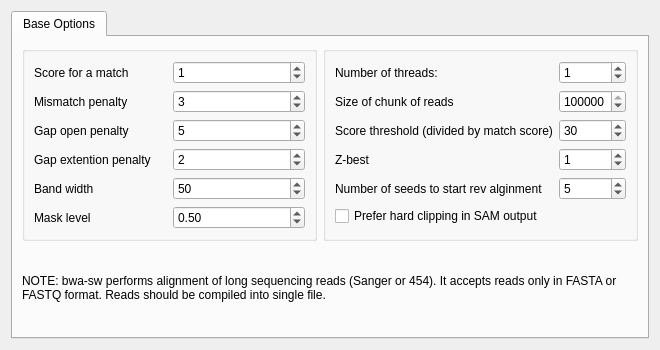
This is src/plugins/external_tool_support/src/ui/BwaSwSettings.ui in violethaze74/ugene as Qt 5 draws it before an edit. The edited form follows.
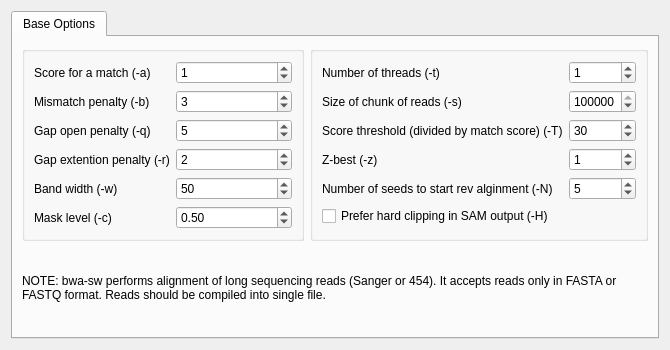
This is the edited form.

```diff
--- a/src/plugins/external_tool_support/src/ui/BwaSwSettings.ui
+++ b/src/plugins/external_tool_support/src/ui/BwaSwSettings.ui
@@ -6,13 +6,13 @@
    <rect>
     <x>0</x>
     <y>0</y>
-    <width>660</width>
+    <width>670</width>
     <height>350</height>
    </rect>
   </property>
   <property name="minimumSize">
    <size>
-    <width>660</width>
+    <width>670</width>
     <height>350</height>
    </size>
   </property>
@@ -39,7 +39,7 @@
              <enum>Qt::LeftToRight</enum>
             </property>
             <property name="text">
-             <string>Score threshold (divided by match score)</string>
+             <string>Score threshold (divided by match score) (-T)</string>
             </property>
             <property name="alignment">
              <set>Qt::AlignLeading|Qt::AlignLeft|Qt::AlignVCenter</set>
@@ -55,7 +55,7 @@
              <enum>Qt::LeftToRight</enum>
             </property>
             <property name="text">
-             <string>Number of threads:</string>
+             <string>Number of threads (-t)</string>
             </property>
             <property name="alignment">
              <set>Qt::AlignLeading|Qt::AlignLeft|Qt::AlignVCenter</set>
@@ -78,7 +78,7 @@
              <enum>Qt::LeftToRight</enum>
             </property>
             <property name="text">
-             <string>Number of seeds to start rev alginment</string>
+             <string>Number of seeds to start rev alginment (-N)</string>
             </property>
             <property name="alignment">
              <set>Qt::AlignLeading|Qt::AlignLeft|Qt::AlignVCenter</set>
@@ -94,7 +94,7 @@
              <enum>Qt::LeftToRight</enum>
             </property>
             <property name="text">
-             <string>Z-best</string>
+             <string>Z-best (-z)</string>
             </property>
             <property name="alignment">
              <set>Qt::AlignLeading|Qt::AlignLeft|Qt::AlignVCenter</set>
@@ -114,7 +114,7 @@
           <item row="9" column="0">
            <widget class="QCheckBox" name="hardClippingCheckBox">
             <property name="text">
-             <string>Prefer hard clipping in SAM output</string>
+             <string>Prefer hard clipping in SAM output (-H)</string>
             </property>
            </widget>
           </item>
@@ -141,7 +141,7 @@
              <enum>Qt::LeftToRight</enum>
             </property>
             <property name="text">
-             <string>Size of chunk of reads</string>
+             <string>Size of chunk of reads (-s)</string>
             </property>
             <property name="alignment">
              <set>Qt::AlignLeading|Qt::AlignLeft|Qt::AlignVCenter</set>
@@ -182,7 +182,7 @@
              <enum>Qt::LeftToRight</enum>
             </property>
             <property name="text">
-             <string>Score for a match</string>
+             <string>Score for a match (-a)</string>
             </property>
             <property name="alignment">
              <set>Qt::AlignLeading|Qt::AlignLeft|Qt::AlignVCenter</set>
@@ -205,7 +205,7 @@
              <enum>Qt::LeftToRight</enum>
             </property>
             <property name="text">
-             <string>Gap extention penalty</string>
+             <string>Gap extention penalty (-r)</string>
             </property>
             <property name="alignment">
              <set>Qt::AlignLeading|Qt::AlignLeft|Qt::AlignVCenter</set>
@@ -221,7 +221,7 @@
              <enum>Qt::LeftToRight</enum>
             </property>
             <property name="text">
-             <string>Mismatch penalty</string>
+             <string>Mismatch penalty (-b)</string>
             </property>
             <property name="alignment">
              <set>Qt::AlignLeading|Qt::AlignLeft|Qt::AlignVCenter</set>
@@ -251,7 +251,7 @@
              <enum>Qt::LeftToRight</enum>
             </property>
             <property name="text">
-             <string>Gap open penalty</string>
+             <string>Gap open penalty (-q)</string>
             </property>
             <property name="alignment">
              <set>Qt::AlignLeading|Qt::AlignLeft|Qt::AlignVCenter</set>
@@ -274,7 +274,7 @@
              <enum>Qt::LeftToRight</enum>
             </property>
             <property name="text">
-             <string>Band width</string>
+             <string>Band width (-w)</string>
             </property>
             <property name="alignment">
              <set>Qt::AlignLeading|Qt::AlignLeft|Qt::AlignVCenter</set>
@@ -290,7 +290,7 @@
              <enum>Qt::LeftToRight</enum>
             </property>
             <property name="text">
-             <string>Mask level</string>
+             <string>Mask level (-c)</string>
             </property>
             <property name="alignment">
              <set>Qt::AlignLeading|Qt::AlignLeft|Qt::AlignVCenter</set>
```
